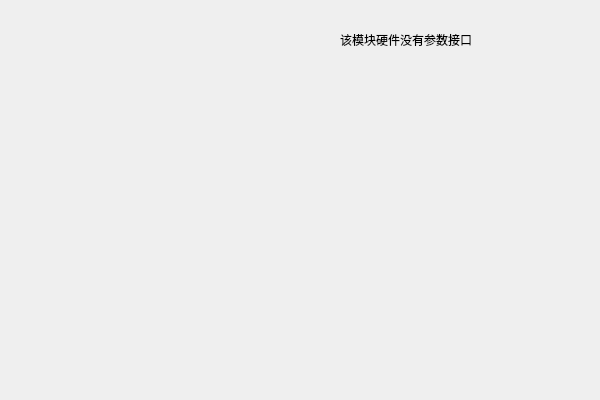
First picture: the form in Link_tab/csc_tab.ui, repository HuJingwen1211/MCISP, before the edit.
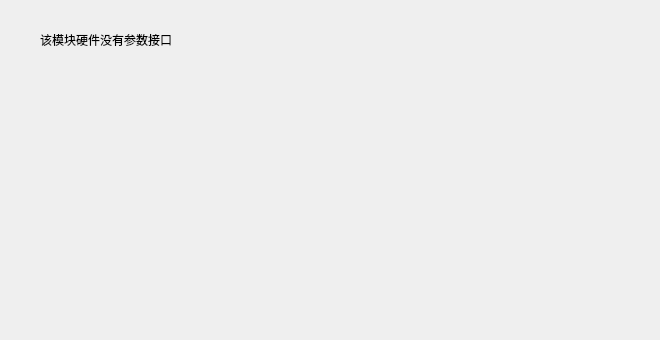
Second picture: the form after the edit.

Patch:
```diff
--- a/Link_tab/csc_tab.ui
+++ b/Link_tab/csc_tab.ui
@@ -6,17 +6,23 @@
    <rect>
     <x>0</x>
     <y>0</y>
-    <width>600</width>
-    <height>400</height>
+    <width>660</width>
+    <height>340</height>
    </rect>
   </property>
+  <property name="minimumSize">
+   <size>
+    <width>660</width>
+    <height>340</height>
+   </size>
+  </property>
   <property name="windowTitle">
    <string>CSC_tab</string>
   </property>
   <widget class="QLabel" name="label">
    <property name="geometry">
     <rect>
-     <x>340</x>
+     <x>40</x>
      <y>30</y>
      <width>221</width>
      <height>20</height>
```
